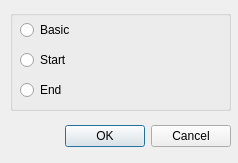
Above: StoreDashAdmin/NodeType.ui from thisDotLucas/StoreDashAdmin before the change. Below: the same form after it.
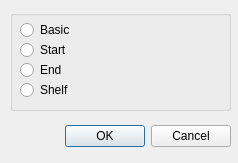
That is the form after the change.

```diff
--- a/StoreDashAdmin/NodeType.ui
+++ b/StoreDashAdmin/NodeType.ui
@@ -87,7 +87,7 @@
     <property name="geometry">
      <rect>
       <x>10</x>
-      <y>40</y>
+      <y>30</y>
       <width>89</width>
       <height>20</height>
      </rect>
@@ -100,7 +100,7 @@
     <property name="geometry">
      <rect>
       <x>10</x>
-      <y>70</y>
+      <y>50</y>
       <width>89</width>
       <height>20</height>
      </rect>
@@ -109,6 +109,19 @@
      <string>End</string>
     </property>
    </widget>
+   <widget class="QRadioButton" name="shelfRadioButton">
+    <property name="geometry">
+     <rect>
+      <x>10</x>
+      <y>70</y>
+      <width>89</width>
+      <height>20</height>
+     </rect>
+    </property>
+    <property name="text">
+     <string>Shelf</string>
+    </property>
+   </widget>
   </widget>
  </widget>
  <resources/>
```
